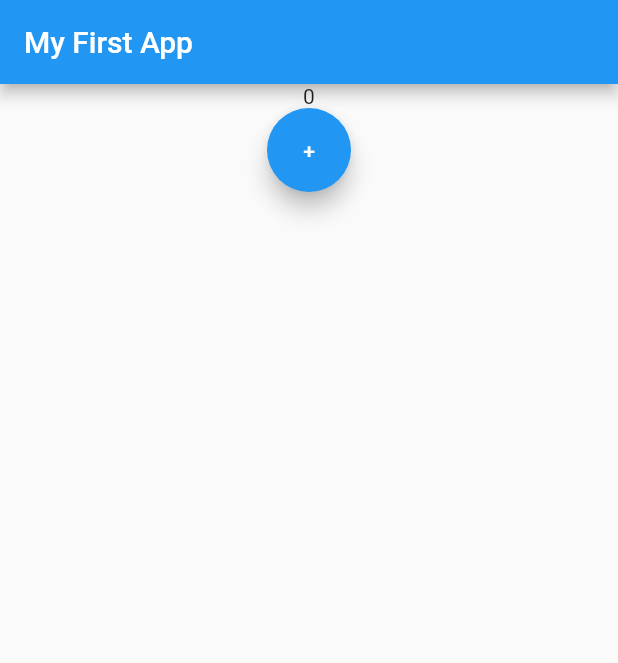
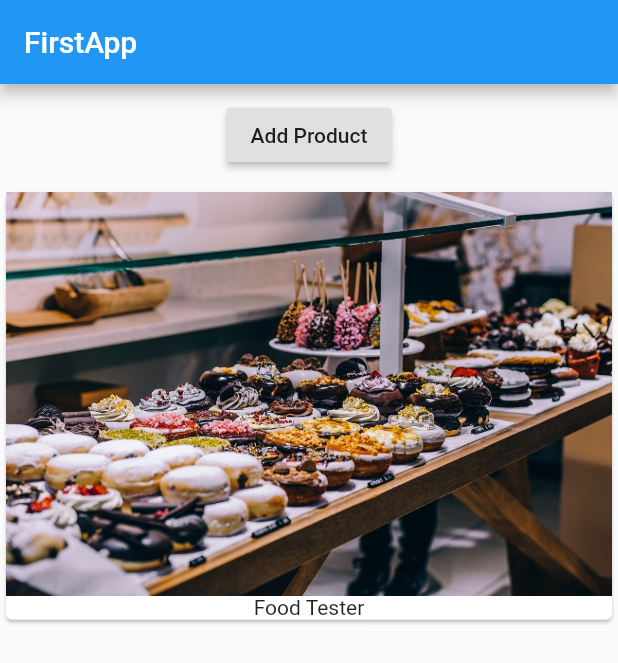
Before and after one commit to realkyr/Flutter_Playground, a Flutter app: the screen it shows after launch, on a phone screen of 412 x 824 dp. Shown: the top 663 px of the screen. Run offline on Flutter 3.47's test engine with Material 2 defaults, Android fonts, the phone set to English and light mode, and no system bars.

Commit message:
Improve into EasyList

```diff
--- a/lib/CounterControl.dart
+++ /dev/null
@@ -1,29 +0,0 @@
-import 'package:flutter/material.dart';
-import './CounterDisplay.dart';
-
-class CounterControl extends StatefulWidget {
-  @override
-  State<StatefulWidget> createState() {
-    return _CounterControlState();
-  }
-}
-
-class _CounterControlState extends State<CounterControl> {
-  int _counter = 0;
-  @override
-  Widget build(BuildContext context) {
-    return Column(
-              children: <Widget>[
-                Center(child: CounterDisplay(_counter)),
-                FloatingActionButton(
-                  child: Text('+'),
-                  onPressed: () {
-                    setState(() {
-                      _counter += 1;
-                    });
-                  },
-                )
-              ],
-            );
-  }
-}
--- a/lib/CounterDisplay.dart
+++ /dev/null
@@ -1,12 +0,0 @@
-import 'package:flutter/material.dart';
-
-class CounterDisplay extends StatelessWidget {
-  final int _counter;
-
-  CounterDisplay(this._counter);
-
-  @override
-  Widget build(BuildContext context) {
-    return Text(_counter.toString());
-  }
-}
--- /dev/null
+++ b/lib/Product.dart
@@ -0,0 +1,21 @@
+import 'package:flutter/material.dart';
+
+class Product extends StatelessWidget {
+  final List<String> products;
+  Product(this.products);
+
+  @override
+  Widget build(BuildContext context) {
+    return Column(
+      children: products
+          .map((el) => Card(
+                child: Column(
+                  children: <Widget>[
+                    Image.asset('assets/food.jpg'),
+                    Text(el)],
+                ),
+              ))
+          .toList(),
+    );
+  }
+}
--- /dev/null
+++ b/lib/ProductManager.dart
@@ -0,0 +1,34 @@
+import 'package:flutter/material.dart';
+import './Product.dart';
+
+class ProductManager extends StatefulWidget {
+  @override
+  State<StatefulWidget> createState() {
+    return _ProductManagerState();
+  }
+}
+
+class _ProductManagerState extends State<ProductManager> {
+  List<String> products = ['Food Tester'];
+
+  @override
+  Widget build(BuildContext context) {
+    return Column(
+          children: <Widget>[
+            Container(
+              margin: EdgeInsets.all(10),
+              child: RaisedButton(
+                child: Text('Add Product'),
+                onPressed: () {
+                  setState(() {
+                    products.add('Advance Food Tester');
+                  });
+                  print(products);
+                },
+              ),
+            ),
+            Product(products)
+          ]
+    );
+  }
+}
--- a/lib/main.dart
+++ b/lib/main.dart
@@ -1,21 +1,18 @@
 import 'package:flutter/material.dart';
-import './CounterControl.dart';
+import './ProductManager.dart';
 
 void main() => runApp(MyApp());
 
 class MyApp extends StatelessWidget {
-
+  @override
   Widget build(BuildContext context) {
     return MaterialApp(
-        home: Scaffold(
-            appBar: AppBar(
-              title: Text(
-                'My First App',
-                textAlign: TextAlign.center,
-              ),
-            ),
-            body: CounterControl()
-          )
-        );
+      home: Scaffold(
+        appBar: AppBar(
+          title: Text("FirstApp"),
+        ),
+        body: ProductManager()
+        ),
+      );
   }
 }
--- a/pubspec.yaml
+++ b/pubspec.yaml
@@ -37,9 +37,8 @@ flutter:
   uses-material-design: true
 
   # To add assets to your application, add an assets section, like this:
-  # assets:
-  #  - images/a_dot_burr.jpeg
-  #  - images/a_dot_ham.jpeg
+  assets:
+   - assets/food.jpg
 
   # An image asset can refer to one or more resolution-specific "variants", see
   # https://flutter.io/assets-and-images/#resolution-aware.
```
Also changed, not shown: assets/food.jpg (added).
